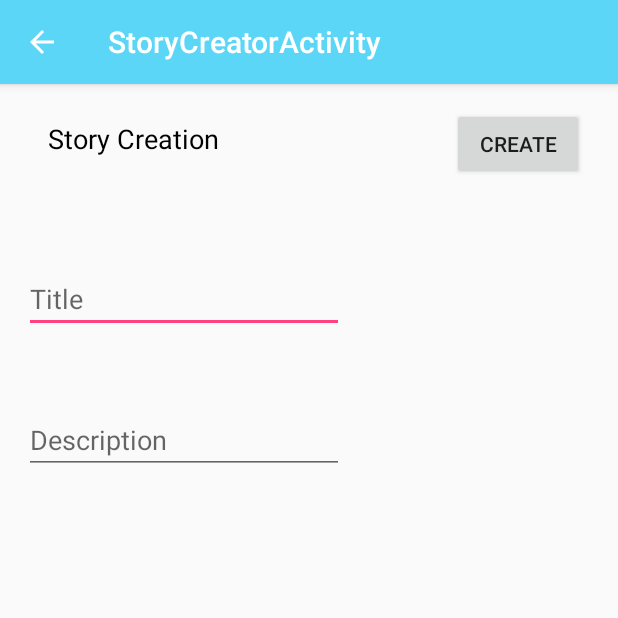
After one commit to jtb43/RibbitReading, an Android app: the StoryCreatorActivity screen opened directly, with no data from a screen before it, on a phone screen of 412 x 824 dp, the top half of it. The commit adds this screen. Run offline under Robolectric (Android 15) with nearby library versions, the phone set to English and light mode, and no system bars.

Commit message:
First attempt at story creation mode

```diff
--- a/app/src/main/java/com/example/justinbergkamp/ribbit_reading_android/SettingsActivity.java
+++ b/app/src/main/java/com/example/justinbergkamp/ribbit_reading_android/SettingsActivity.java
@@ -1,5 +1,6 @@
 package com.example.justinbergkamp.ribbit_reading_android;
 
+import android.content.Intent;
 import android.os.Bundle;
 import android.support.design.widget.FloatingActionButton;
 import android.support.design.widget.Snackbar;
@@ -19,4 +20,9 @@ public class SettingsActivity extends AppCompatActivity {
         getSupportActionBar().setDisplayHomeAsUpEnabled(true);
     }
 
+
+    public void accessStoryCreator(View view){
+        Intent intent = new Intent(this, StoryCreatorActivity.class);
+        startActivity(intent);
+    };
 }
--- /dev/null
+++ b/app/src/main/java/com/example/justinbergkamp/ribbit_reading_android/StoryCreatorActivity.java
@@ -0,0 +1,77 @@
+package com.example.justinbergkamp.ribbit_reading_android;
+
+import android.os.Bundle;
+import android.support.design.widget.FloatingActionButton;
+import android.support.design.widget.Snackbar;
+import android.support.v7.app.AppCompatActivity;
+import android.support.v7.widget.Toolbar;
+import android.view.View;
+import javax.xml.parsers.DocumentBuilderFactory;
+import javax.xml.parsers.DocumentBuilder;
+import javax.xml.transform.Transformer;
+import javax.xml.transform.TransformerFactory;
+import javax.xml.transform.dom.DOMSource;
+import javax.xml.transform.stream.StreamResult;
+import org.w3c.dom.Attr;
+import org.w3c.dom.Document;
+import org.w3c.dom.Element;
+import java.io.File;
+public class StoryCreatorActivity extends AppCompatActivity {
+    String story_title;
+    String story_description;
+    String story_cover_image;
+    @Override
+    protected void onCreate(Bundle savedInstanceState) {
+        super.onCreate(savedInstanceState);
+        setContentView(R.layout.activity_story_creator);
+        Toolbar toolbar = (Toolbar) findViewById(R.id.toolbar);
+        setSupportActionBar(toolbar);
+        getSupportActionBar().setDisplayHomeAsUpEnabled(true);
+
+    }
+
+
+    public  void attempt() {
+
+        try {
+            DocumentBuilderFactory dbFactory =
+                    DocumentBuilderFactory.newInstance();
+            DocumentBuilder dBuilder = dbFactory.newDocumentBuilder();
+            Document doc = dBuilder.newDocument();
+
+            // root element
+            Element rootElement = doc.createElement("story");
+            doc.appendChild(rootElement);
+
+            // title element
+            Element title = doc.createElement("title");
+            title.appendChild(doc.createTextNode(story_title));
+            rootElement.appendChild(title);
+
+
+            // description element
+            Element description = doc.createElement("description");
+            description.appendChild(doc.createTextNode(story_description));
+            rootElement.appendChild(description);
+
+
+            // image element
+            Element cover_image = doc.createElement("cover_image");
+            cover_image.appendChild(doc.createTextNode(story_cover_image));
+            rootElement.appendChild(cover_image);
+
+            // write the content into xml file
+            TransformerFactory transformerFactory = TransformerFactory.newInstance();
+            Transformer transformer = transformerFactory.newTransformer();
+            DOMSource source = new DOMSource(doc);
+            StreamResult result = new StreamResult(new File("C:\\cars.xml"));
+            transformer.transform(source, result);
+
+            // Output to console for testing
+            StreamResult consoleResult = new StreamResult(System.out);
+            transformer.transform(source, consoleResult);
+        } catch (Exception e) {
+            e.printStackTrace();
+        }
+    }
+}
--- /dev/null
+++ b/app/src/main/res/layout/activity_story_creator.xml
@@ -0,0 +1,25 @@
+<?xml version="1.0" encoding="utf-8"?>
+<android.support.design.widget.CoordinatorLayout xmlns:android="http://schemas.android.com/apk/res/android"
+    xmlns:app="http://schemas.android.com/apk/res-auto"
+    xmlns:tools="http://schemas.android.com/tools"
+    android:layout_width="match_parent"
+    android:layout_height="match_parent"
+    tools:context="com.example.justinbergkamp.ribbit_reading_android.StoryCreatorActivity">
+
+    <android.support.design.widget.AppBarLayout
+        android:layout_width="match_parent"
+        android:layout_height="wrap_content"
+        android:theme="@style/AppTheme.AppBarOverlay">
+
+        <android.support.v7.widget.Toolbar
+            android:id="@+id/toolbar"
+            android:layout_width="match_parent"
+            android:layout_height="?attr/actionBarSize"
+            android:background="?attr/colorPrimary"
+            app:popupTheme="@style/AppTheme.PopupOverlay" />
+
+    </android.support.design.widget.AppBarLayout>
+
+    <include layout="@layout/content_story_creator" />
+
+</android.support.design.widget.CoordinatorLayout>
--- /dev/null
+++ b/app/src/main/res/layout/content_story_creator.xml
@@ -0,0 +1,63 @@
+<?xml version="1.0" encoding="utf-8"?>
+<android.support.constraint.ConstraintLayout xmlns:android="http://schemas.android.com/apk/res/android"
+    xmlns:app="http://schemas.android.com/apk/res-auto"
+    xmlns:tools="http://schemas.android.com/tools"
+    android:layout_width="match_parent"
+    android:layout_height="match_parent"
+    android:backgroundTint="@color/yellow"
+    app:layout_behavior="@string/appbar_scrolling_view_behavior"
+    tools:context="com.example.justinbergkamp.ribbit_reading_android.StoryCreatorActivity"
+    tools:showIn="@layout/activity_story_creator">
+
+    <TextView
+        android:id="@+id/textView4"
+        android:layout_width="wrap_content"
+        android:layout_height="wrap_content"
+        android:layout_marginLeft="32dp"
+        android:layout_marginTop="24dp"
+        android:text="Story Creation"
+        android:textColor="@android:color/black"
+        android:textSize="18sp"
+        app:layout_constraintLeft_toLeftOf="parent"
+        app:layout_constraintTop_toTopOf="parent" />
+
+    <Button
+        android:id="@+id/button2"
+        android:layout_width="wrap_content"
+        android:layout_height="wrap_content"
+        android:layout_marginTop="16dp"
+        android:text="Create"
+        app:layout_constraintHorizontal_bias="0.931"
+        app:layout_constraintLeft_toLeftOf="parent"
+        app:layout_constraintRight_toRightOf="parent"
+        app:layout_constraintTop_toTopOf="parent" />
+
+    <EditText
+        android:id="@+id/editText5"
+        android:layout_width="wrap_content"
+        android:layout_height="wrap_content"
+        android:layout_marginLeft="16dp"
+        android:layout_marginTop="72dp"
+        android:ems="10"
+        android:hint="Title"
+        android:inputType="textPersonName"
+        app:layout_constraintLeft_toLeftOf="parent"
+        app:layout_constraintTop_toBottomOf="@+id/textView4" />
+
+    <EditText
+        android:id="@+id/editText6"
+        android:layout_width="wrap_content"
+        android:layout_height="wrap_content"
+        android:layout_marginBottom="8dp"
+        android:layout_marginLeft="16dp"
+        android:layout_marginTop="44dp"
+        android:ems="10"
+        android:hint="Description"
+        android:inputType="textLongMessage|textPersonName"
+        android:singleLine="false"
+        app:layout_constraintBottom_toBottomOf="parent"
+        app:layout_constraintLeft_toLeftOf="parent"
+        app:layout_constraintTop_toBottomOf="@+id/editText5"
+        app:layout_constraintVertical_bias="0.009" />
+
+</android.support.constraint.ConstraintLayout>
--- a/app/src/main/res/values/colors.xml
+++ b/app/src/main/res/values/colors.xml
@@ -4,6 +4,6 @@
     <color name="colorPrimaryDark">#2273ff</color>
     <color name="colorAccent">#FF4081</color>
     <color name="button">#ffffff</color>
-    <color name="yellow">#FFFCFAD1</color>
+    <color name="yellow">#fcfad1</color>
 
 </resources>
--- a/app/src/main/res/values/strings.xml
+++ b/app/src/main/res/values/strings.xml
@@ -4,5 +4,6 @@
     <string name="main_message">Explore a world of stories!</string>
     <string name="title_activity_library">Library</string>
     <string name="title_activity_landing">LandingActivity</string>
+    <string name="title_activity_story_creator">StoryCreatorActivity</string>
 
 </resources>
```
Also changed, not shown: app/src/main/AndroidManifest.xml (+11 -2 lines), app/src/main/res/layout/content_settings.xml (+18 -4 lines).
